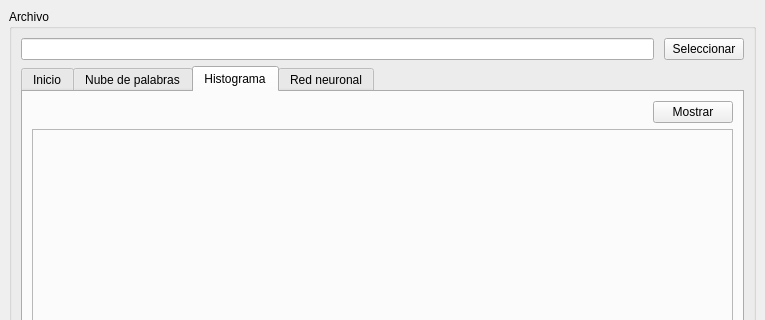
Qt form resources/main_view.ui (BaezDa/word-cloud-mvc) before a commit; both pictures show x 0 to 765 and y 0 to 320 of the 765 by 548 pixel window.
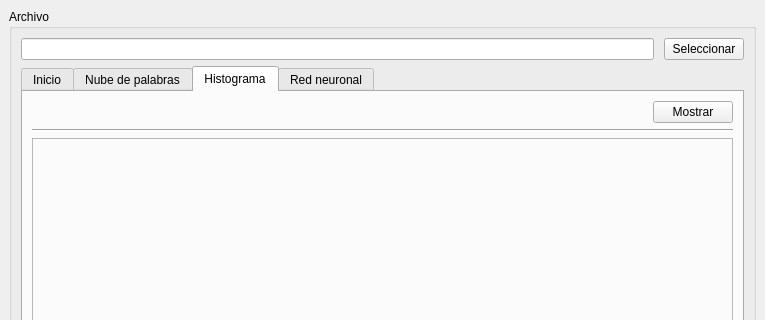
The same form after that commit. The open tabs and pages were chosen to show the change.

Commit message: modificación de los layouts principales

The edit to the form file:
```diff
--- a/resources/main_view.ui
+++ b/resources/main_view.ui
@@ -236,7 +236,7 @@
           </attribute>
           <layout class="QVBoxLayout" name="verticalLayout_8">
            <item>
-            <layout class="QVBoxLayout" name="verticalLayout_7" stretch="0,1">
+            <layout class="QVBoxLayout" name="verticalLayout_7" stretch="0,0,1">
              <item>
               <layout class="QHBoxLayout" name="horizontalLayout_5">
                <item>
@@ -261,6 +261,13 @@
                </item>
               </layout>
              </item>
+             <item>
+              <widget class="Line" name="line_2">
+               <property name="orientation">
+                <enum>Qt::Horizontal</enum>
+               </property>
+              </widget>
+             </item>
              <item>
               <widget class="QFrame" name="frameHist">
                <property name="frameShape">
```
Left out of the diff: 2 changed lines with no effect on the pictures. The commit also changes 2 other files.
